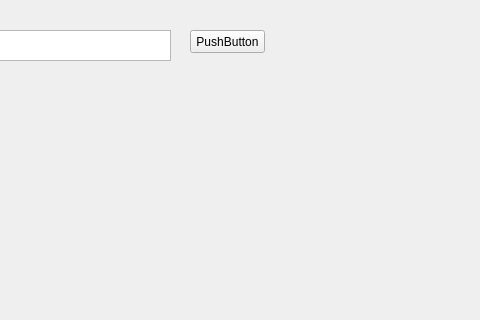
First picture: the form in mainwindow.ui, repository minhnv16/qt-sample-widget, before the edit; both pictures show x 140 to 620 and y 0 to 320 of the 800 by 600 pixel window.
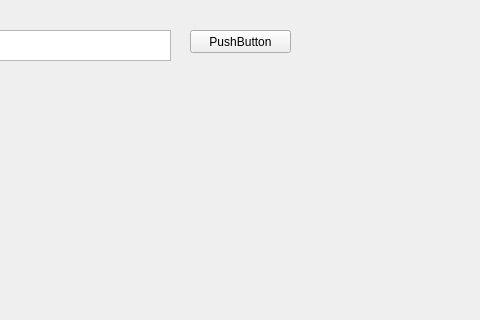
Second picture: the form after the edit.

```diff
--- a/mainwindow.ui
+++ b/mainwindow.ui
@@ -19,7 +19,7 @@
      <rect>
       <x>330</x>
       <y>30</y>
-      <width>75</width>
+      <width>101</width>
       <height>23</height>
      </rect>
     </property>
```
Left out of the diff: 2 changed lines with no effect on the pictures.
